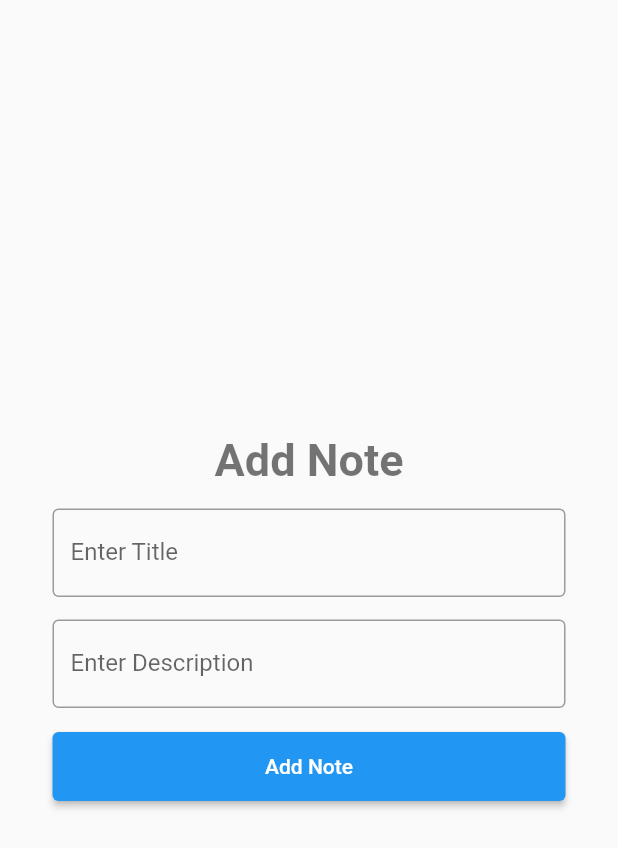
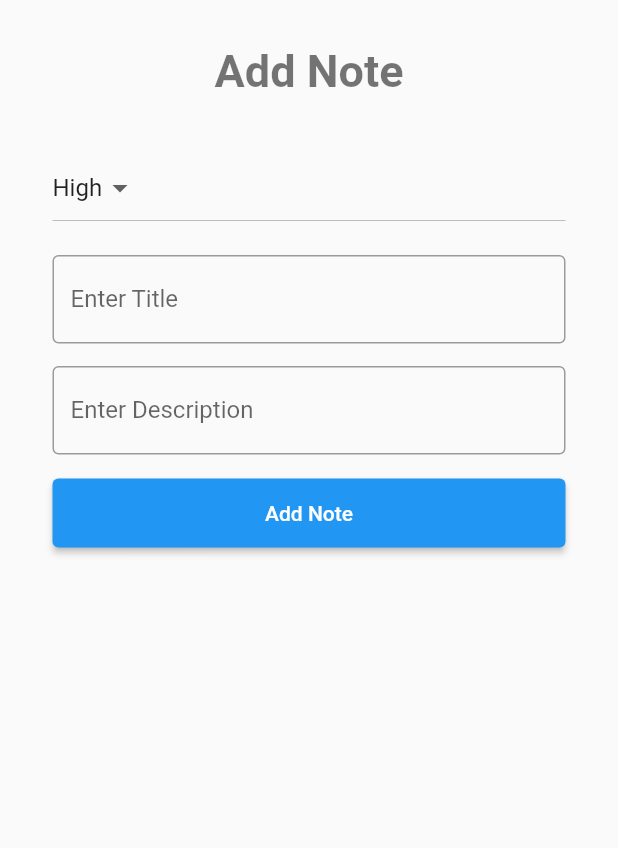
Before and after one commit to smit13192/note_app_flutter, a Flutter app: the NoteAddPage screen opened by its route, on a phone screen of 412 x 824 dp. Shown: the top 848 px of the screen. Run offline on Flutter 3.47's test engine with Material 2 defaults, Android fonts, the phone set to English and light mode, and no system bars; our stand-ins replace sqflite; accounts and stored records are empty.

Commit message:
find error to the database in the note databas

```diff
--- a/lib/main.dart
+++ b/lib/main.dart
@@ -1,5 +1,4 @@
 import 'package:flutter/material.dart';
-import 'package:note/page/add_note_page.dart';
 import 'package:note/route/generate_route.dart';
 import 'package:note/theme/theme.dart';
 
@@ -14,8 +13,8 @@ class MyApp extends StatelessWidget {
   Widget build(BuildContext context) {
     return MaterialApp(
       title: 'Flutter Demo',
+      themeMode: ThemeMode.light,
       theme: MyTheme.lightTheme(),
-      darkTheme: MyTheme.darkTheme(),
       initialRoute: "/",
       onGenerateRoute: RouteGenerate.generateRoute,
     );
--- a/lib/note/note.dart
+++ b/lib/note/note.dart
@@ -1,16 +1,23 @@
 class Note {
-  int? _id;
+  int? id;
   String title;
   String desc;
+  int priority;
 
-  Note(this.title, this.desc);
+  Note(this.title, this.desc, this.priority);
 
-  Note.withId(this._id, this.title, this.desc);
+  Note.withId(this.id, this.title, this.desc, this.priority);
 
-  factory Note.fromMap(Map<String, dynamic> map) =>
-      Note.withId(map["id"], map["id"], map["desc"]);
+  factory Note.fromMap(Map<String, Object?> map) => Note.withId(
+      map["id"] as int,
+      map["title"] as String,
+      map["desc"] as String,
+      map["priority"] as int);
 
-  Map<String, dynamic> toMap() => {"id": _id, "title": title, "desc": desc};
+  Map<String, Object?> toMap() =>
+      {"id": id, "title": title, "desc": desc, "priority": priority};
 
-  int? get id => _id;
+  Note copy({int? id, String? title, String? desc, int? priority}) =>
+      Note.withId(id ?? id, title ?? this.title, desc ?? this.desc,
+          priority ?? this.priority);
 }
--- a/lib/page/add_note_page.dart
+++ b/lib/page/add_note_page.dart
@@ -1,4 +1,6 @@
 import "package:flutter/material.dart";
+import 'package:note/database/note_database.dart';
+import 'package:note/note/note.dart';
 
 class NoteAddPage extends StatefulWidget {
   const NoteAddPage({super.key});
@@ -8,16 +10,27 @@ class NoteAddPage extends StatefulWidget {
 }
 
 class _NoteAddPageState extends State<NoteAddPage> {
-  double minHeight = 5;
+  final NoteDataBase _database = NoteDataBase();
+
+  final _title = TextEditingController();
+  final _desc = TextEditingController();
+  final double _minHeight = 5;
+
+  final List<String> _priority = ["High", "Low"];
+  String _choosePriority = "High";
 
   @override
   Widget build(BuildContext context) {
-    return Scaffold(
+    return WillPopScope(
+      onWillPop: () async {
+        Navigator.pop(context);
+        return true;
+      },
+      child: Scaffold(
         body: SafeArea(
           child: Padding(
-          padding: const EdgeInsets.symmetric(horizontal: 35),
+            padding: const EdgeInsets.symmetric(horizontal: 35, vertical: 30),
             child: Column(
-            mainAxisAlignment: MainAxisAlignment.center,
               crossAxisAlignment: CrossAxisAlignment.stretch,
               children: [
                 Text(
@@ -26,34 +39,67 @@ class _NoteAddPageState extends State<NoteAddPage> {
                   style: Theme.of(context).textTheme.headline1,
                 ),
                 SizedBox(
-                height: minHeight * 3,
+                  height: _minHeight * 6,
+                ),
+                DropdownButton<String>(
+                  itemHeight: 60,
+                  elevation: 20,
+                  items: _priority
+                      .map((dropDownMenuItem) => DropdownMenuItem<String>(
+                            value: dropDownMenuItem,
+                            child: Text(dropDownMenuItem),
+                          ))
+                      .toList(),
+                  onChanged: (value) {
+                    setState(() {
+                      _choosePriority = value!;
+                    });
+                  },
+                  value: _choosePriority,
+                ),
+                SizedBox(
+                  height: _minHeight * 3,
                 ),
                 TextFormField(
+                  controller: _title,
                   decoration: const InputDecoration(
                       border: OutlineInputBorder(), labelText: "Enter Title"),
                 ),
                 SizedBox(
-                height: minHeight * 3,
+                  height: _minHeight * 3,
                 ),
                 TextFormField(
+                  controller: _desc,
                   decoration: const InputDecoration(
                       border: OutlineInputBorder(),
                       labelText: "Enter Description"),
                 ),
                 SizedBox(
-                height: minHeight * 3,
+                  height: _minHeight * 3,
                 ),
                 ElevatedButton(
-                  onPressed: () {},
+                    onPressed: () {
+                      if (_title.text.isNotEmpty && _desc.text.isNotEmpty) {
+                        _insertNote();
+                      }
+                      Navigator.pushReplacementNamed(context, "/");
+                    },
                     style: ButtonStyle(
                         padding: MaterialStateProperty.all(
-                    EdgeInsets.symmetric(vertical: minHeight * 3),
+                      EdgeInsets.symmetric(vertical: _minHeight * 3),
                     )),
                     child: const Text("Add Note"))
               ],
             ),
           ),
         ),
+      ),
     );
   }
+
+  void _insertNote() async {
+    bool isHigh = _choosePriority == "High";
+    Note note = Note(_title.text, _desc.text, isHigh ? 1 : 2);
+    note = (await _database.insertNote(note));
   }
+}
--- a/lib/route/generate_route.dart
+++ b/lib/route/generate_route.dart
@@ -7,9 +7,9 @@ class RouteGenerate {
   static Route<dynamic> generateRoute(RouteSettings settings) {
     switch (settings.name) {
       case "/":
-        return MaterialPageRoute(builder: (context) => const NoteAddPage());
-      case "/SeeNote":
-        return MaterialPageRoute(builder: (context)=>const SeeNotePage());
+        return MaterialPageRoute(builder: (context) => const SeeNotePage());
+      case "/AddNote":
+        return MaterialPageRoute(builder: (context)=>const NoteAddPage());
       default:
         return MaterialPageRoute(builder: (context) => const NoteAddPage());
     }
```
Also changed, not shown: lib/database/note_database.dart (+29 -24 lines), lib/page/see_note_page.dart (+76 -1 lines). Lines whose indentation alone changed are shown as unchanged.
